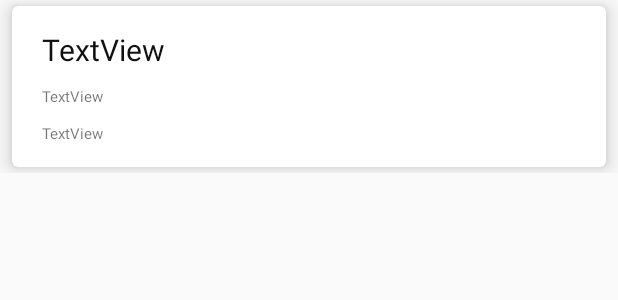
After one commit to nisiddharth/RiseUp, an Android app: the layout recycler_friends.xml on its own in the app's theme, with its tools: preview values and no code run, on a phone screen of 412 x 824 dp. The commit adds this screen. Shown: the top 300 px of the screen. Run offline under Robolectric (Android 15) with nearby library versions, the phone set to English and light mode, and no system bars; network calls fail.

Commit message:
integrated get friends api

```diff
--- a/Android/app/src/main/java/com/npdevs/riseup/api/retrofit/RetrofitClient.java
+++ b/Android/app/src/main/java/com/npdevs/riseup/api/retrofit/RetrofitClient.java
@@ -13,8 +13,8 @@ public class RetrofitClient {
 
     public static APIInterface getClient() {
         if (apiInterface == null) {
-            //String BASE_URL = "http://192.168.1.201:5000/";
-            String BASE_URL = "https://hack-36-2k21.herokuapp.com/";
+            String BASE_URL = "http://192.168.1.201:5000/";
+            //String BASE_URL = "https://hack-36-2k21.herokuapp.com/";
             Retrofit retrofit = new Retrofit.Builder()
                     .baseUrl(BASE_URL)
                     .client(getHttpClient())
--- /dev/null
+++ b/Android/app/src/main/res/layout/recycler_friends.xml
@@ -0,0 +1,49 @@
+<?xml version="1.0" encoding="utf-8"?>
+<LinearLayout xmlns:android="http://schemas.android.com/apk/res/android"
+    xmlns:app="http://schemas.android.com/apk/res-auto"
+    android:layout_width="match_parent"
+    android:layout_height="wrap_content"
+    android:orientation="vertical">
+
+    <androidx.cardview.widget.CardView
+        android:layout_width="match_parent"
+        android:layout_height="wrap_content"
+        android:layout_marginHorizontal="8dp"
+        android:layout_marginVertical="4dp"
+        app:cardCornerRadius="4dp"
+        app:cardElevation="8dp"
+        app:contentPaddingLeft="10dp">
+
+        <LinearLayout
+            android:layout_margin="10dp"
+            android:layout_width="wrap_content"
+            android:layout_height="wrap_content"
+            android:orientation="vertical">
+
+            <TextView
+                android:id="@+id/name"
+                android:layout_width="wrap_content"
+                android:layout_height="wrap_content"
+                android:paddingVertical="5dp"
+                android:text="TextView"
+                android:textColor="@color/black"
+                android:textSize="20sp" />
+
+            <TextView
+                android:id="@+id/phone"
+                android:layout_width="wrap_content"
+                android:layout_height="wrap_content"
+                android:paddingVertical="5dp"
+                android:text="TextView"
+                android:textSize="10sp" />
+
+            <TextView
+                android:id="@+id/email"
+                android:layout_width="wrap_content"
+                android:layout_height="wrap_content"
+                android:paddingVertical="5dp"
+                android:text="TextView"
+                android:textSize="10sp" />
+        </LinearLayout>
+    </androidx.cardview.widget.CardView>
+</LinearLayout>
```
Also changed, not shown: Android/app/src/main/java/com/npdevs/riseup/api/responseModels/user/GetFriendsResponse.java (added, +22 -0 lines), Android/app/src/main/java/com/npdevs/riseup/api/retrofit/APIInterface.java (+8 -0 lines), Android/app/src/main/java/com/npdevs/riseup/datamodels/UserMeta.java (added, +51 -0 lines), Android/app/src/main/java/com/npdevs/riseup/tabs/FriendsFragment.java (+62 -82 lines), Android/app/src/main/res/layout/item_main_feature.xml (deleted, +0 -37 lines).
